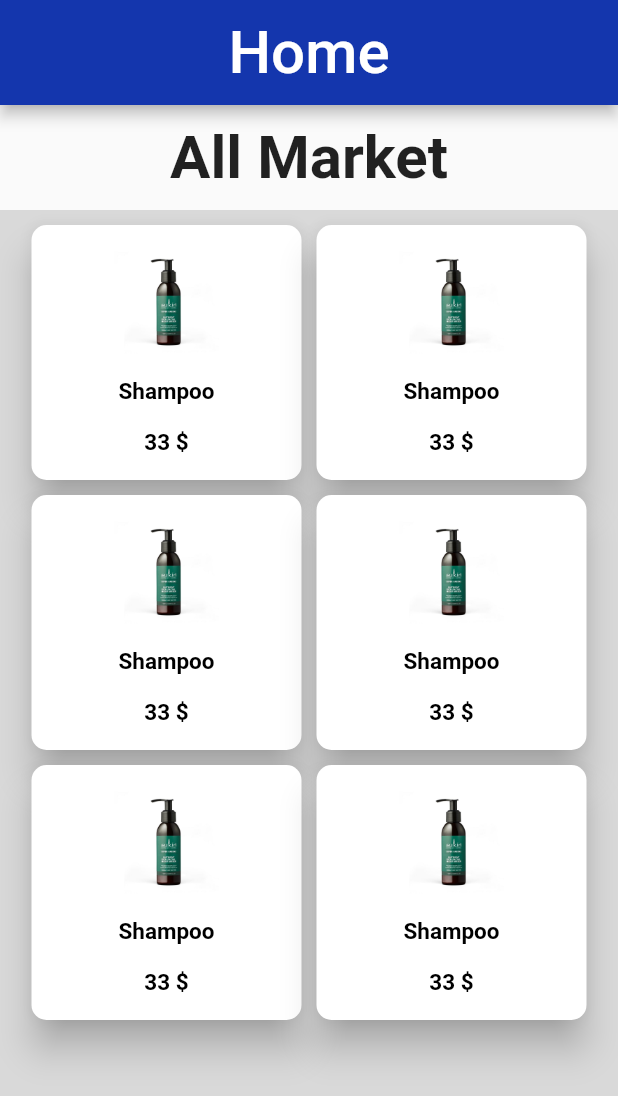
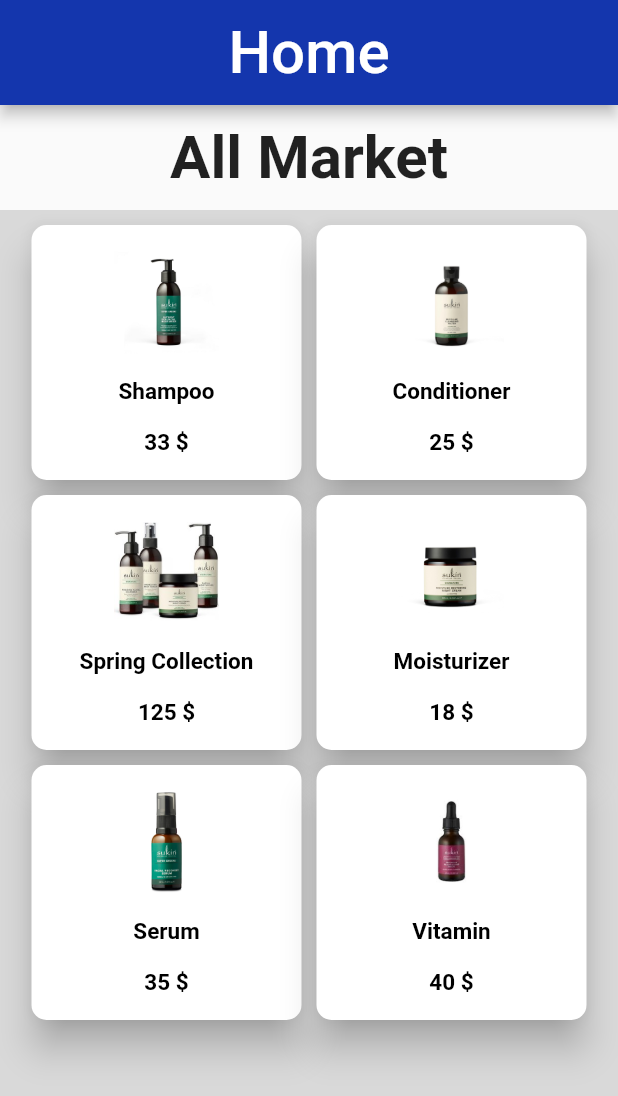
Before and after one commit to tuwaiq-flutter-gg/lab-6, a Flutter app: the screen it shows after launch, on a phone screen of 412 x 824 dp. Shown: the top 1096 px of the screen. Run offline on Flutter 3.47's test engine with Material 2 defaults, Android fonts, the phone set to English and light mode, and no system bars.

Commit message:
organize products

```diff
--- a/lab6/lib/CustomWidget/menu.dart
+++ b/lab6/lib/CustomWidget/menu.dart
@@ -17,17 +17,35 @@ class CustomMenu extends StatelessWidget {
             spacing: 10,
             children: const [
               CustomProduct(
-                  name: "Shampoo", price: 33, imageURL: "images/Shampoo.jpeg"),
+                name: "Shampoo",
+                price: 33,
+                imageURL: "images/Shampoo.jpeg",
+              ),
               CustomProduct(
-                  name: "Shampoo", price: 33, imageURL: "images/Shampoo.jpeg"),
+                name: "Conditioner",
+                price: 25,
+                imageURL: "images/Conditionar.jpeg",
+              ),
               CustomProduct(
-                  name: "Shampoo", price: 33, imageURL: "images/Shampoo.jpeg"),
+                name: "Spring Collection",
+                price: 125,
+                imageURL: "images/Spring Collection.jpeg",
+              ),
               CustomProduct(
-                  name: "Shampoo", price: 33, imageURL: "images/Shampoo.jpeg"),
+                name: "Moisturizer",
+                price: 18,
+                imageURL: "images/Moisturizer.jpeg",
+              ),
               CustomProduct(
-                  name: "Shampoo", price: 33, imageURL: "images/Shampoo.jpeg"),
+                name: "Serum",
+                price: 35,
+                imageURL: "images/Serum.jpeg",
+              ),
               CustomProduct(
-                  name: "Shampoo", price: 33, imageURL: "images/Shampoo.jpeg"),
+                name: "Vitamin",
+                price: 40,
+                imageURL: "images/Vitamin.jpeg",
+              ),
             ],
           ),
         ],
```
Also changed, not shown: lab6/images/Spring Collection.jpeg.
